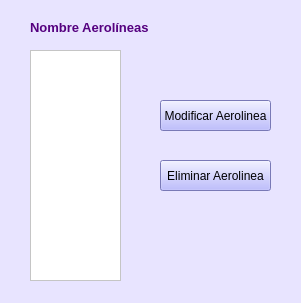
This is Interfaces Aeropuerto/listadoAerolineas.ui in vanesagustin98/Aerocamp as Qt 5 draws it before an edit. The edited form follows.
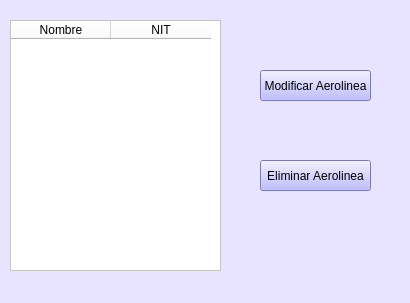
This is the edited form.

```diff
--- a/Interfaces Aeropuerto/listadoAerolineas.ui
+++ b/Interfaces Aeropuerto/listadoAerolineas.ui
@@ -9,7 +9,7 @@
    <rect>
     <x>0</x>
     <y>0</y>
-    <width>301</width>
+    <width>410</width>
     <height>303</height>
    </rect>
   </property>
@@ -25,8 +25,8 @@
    </property>
    <property name="geometry">
     <rect>
-     <x>160</x>
-     <y>100</y>
+     <x>260</x>
+     <y>70</y>
      <width>111</width>
      <height>31</height>
     </rect>
@@ -38,29 +38,13 @@
     <string>Modificar Aerolinea</string>
    </property>
   </widget>
-  <widget class="QLabel" name="label">
-   <property name="geometry">
-    <rect>
-     <x>30</x>
-     <y>20</y>
-     <width>161</width>
-     <height>16</height>
-    </rect>
-   </property>
-   <property name="styleSheet">
-    <string notr="true">color: rgb(85, 0, 127);</string>
-   </property>
-   <property name="text">
-    <string>&lt;html&gt;&lt;head/&gt;&lt;body&gt;&lt;p&gt;&lt;span style=&quot; font-size:10pt; font-weight:600;&quot;&gt;Nombre Aerolíneas&lt;/span&gt;&lt;/p&gt;&lt;/body&gt;&lt;/html&gt;</string>
-   </property>
-  </widget>
   <widget class="QPushButton" name="pushButton_2">
    <property name="enabled">
     <bool>true</bool>
    </property>
    <property name="geometry">
     <rect>
-     <x>160</x>
+     <x>260</x>
      <y>160</y>
      <width>111</width>
      <height>31</height>
@@ -73,18 +57,28 @@
     <string>Eliminar Aerolinea</string>
    </property>
   </widget>
-  <widget class="QListWidget" name="listView">
+  <widget class="QTableWidget" name="listView">
    <property name="geometry">
     <rect>
-     <x>30</x>
-     <y>50</y>
-     <width>91</width>
-     <height>231</height>
+     <x>10</x>
+     <y>20</y>
+     <width>211</width>
+     <height>251</height>
     </rect>
    </property>
    <property name="styleSheet">
     <string notr="true">background-color: rgb(255, 255, 255);</string>
    </property>
+   <column>
+    <property name="text">
+     <string>Nombre</string>
+    </property>
+   </column>
+   <column>
+    <property name="text">
+     <string>NIT</string>
+    </property>
+   </column>
   </widget>
  </widget>
  <resources/>
```
